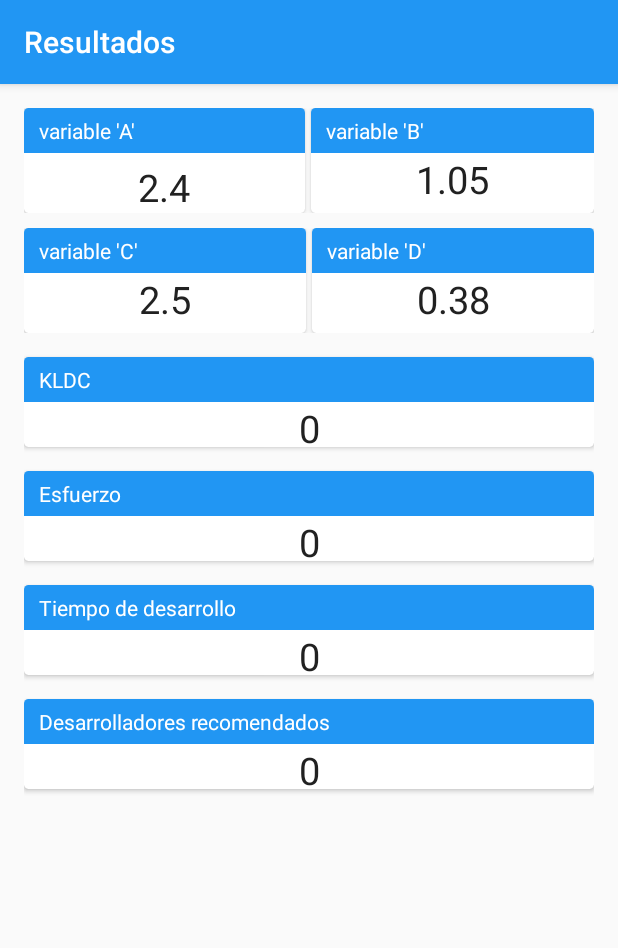
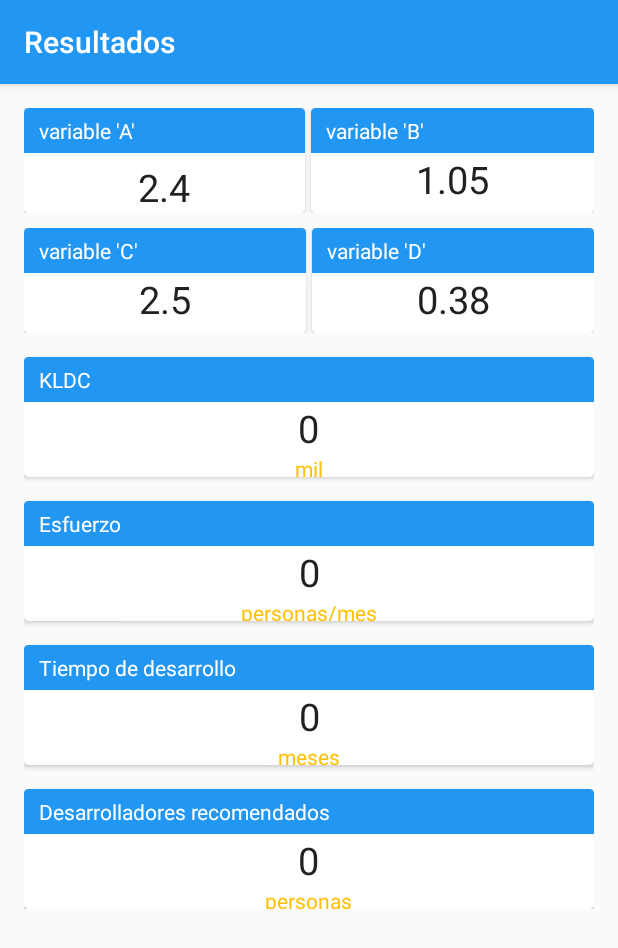
Before and after one commit to leonus96/Cocomo-Basico-ANDROID, an Android app: the Resultados screen opened directly, with no data from a screen before it, on a phone screen of 412 x 824 dp. Shown: the top 948 px of the screen. Run offline under Robolectric (Android 15) with nearby library versions, the phone set to English and light mode, and no system bars; 2 statements that could not run were skipped.

Commit message:
Version 1.0.1 terminada, mejoras en los resultados y el bug

```diff
--- a/app/build.gradle
+++ b/app/build.gradle
@@ -7,8 +7,8 @@ android {
         applicationId "com.leonus96.joseph.cocomobasico"
         minSdkVersion 19
         targetSdkVersion 25
-        versionCode 1
-        versionName "1.0"
+        versionCode 2
+        versionName "1.0.1"
         testInstrumentationRunner "android.support.test.runner.AndroidJUnitRunner"
     }
     buildTypes {
--- a/app/src/main/res/layout/content_resultados.xml
+++ b/app/src/main/res/layout/content_resultados.xml
@@ -1,25 +1,30 @@
 <?xml version="1.0" encoding="utf-8"?>
-<LinearLayout xmlns:android="http://schemas.android.com/apk/res/android"
+<ScrollView xmlns:android="http://schemas.android.com/apk/res/android"
     xmlns:app="http://schemas.android.com/apk/res-auto"
     xmlns:tools="http://schemas.android.com/tools"
     android:id="@+id/content_resultados"
+    android:layout_width="match_parent"
+    android:layout_height="match_parent"
+    app:layout_behavior="@string/appbar_scrolling_view_behavior"
+    tools:context="com.leonus96.joseph.cocomobasico.Resultados"
+    tools:showIn="@layout/activity_resultados">
+
+    <LinearLayout
         android:layout_width="match_parent"
         android:layout_height="match_parent"
         android:orientation="vertical"
         android:paddingBottom="@dimen/activity_vertical_margin"
         android:paddingLeft="@dimen/activity_horizontal_margin"
         android:paddingRight="@dimen/activity_horizontal_margin"
-    android:paddingTop="@dimen/activity_vertical_margin"
-    app:layout_behavior="@string/appbar_scrolling_view_behavior"
-    tools:context="com.leonus96.joseph.cocomobasico.Resultados"
-    tools:showIn="@layout/activity_resultados">
+        android:paddingTop="@dimen/activity_vertical_margin">
+
 
         <LinearLayout
             android:layout_width="match_parent"
             android:layout_height="wrap_content"
+            android:layout_marginBottom="10dp"
             android:orientation="horizontal"
-        android:weightSum="2"
-        android:layout_marginBottom="10dp">
+            android:weightSum="2">
 
             <android.support.v7.widget.CardView
                 android:layout_width="wrap_content"
@@ -208,7 +213,7 @@
 
         <android.support.v7.widget.CardView
             android:layout_width="match_parent"
-        android:layout_height="60dp"
+            android:layout_height="80dp"
             android:layout_gravity="center"
             android:layout_marginTop="16dp"
             android:elevation="5dp"
@@ -235,14 +240,30 @@
 
                 </LinearLayout>
 
-            <TextView
-                android:id="@+id/kldc"
+                <LinearLayout
                     android:layout_width="match_parent"
                     android:layout_height="wrap_content"
                     android:gravity="center"
-                android:text=""
+                    android:orientation="vertical">
+
+                    <TextView
+                        android:id="@+id/kldc"
+                        android:layout_width="wrap_content"
+                        android:layout_height="wrap_content"
+                        android:text="4550"
                         android:textColor="@color/colorPrimaryText"
                         android:textSize="25sp" />
+
+                    <TextView
+                        android:layout_width="wrap_content"
+                        android:layout_height="wrap_content"
+                        android:layout_weight="1"
+                        android:text="mil"
+                        android:textColor="@color/colorAccent" />
+
+                </LinearLayout>
+
+
             </LinearLayout>
 
 
@@ -250,7 +271,7 @@
 
         <android.support.v7.widget.CardView
             android:layout_width="match_parent"
-        android:layout_height="60dp"
+            android:layout_height="80dp"
             android:layout_gravity="center"
             android:layout_marginTop="16dp"
             android:elevation="5dp"
@@ -277,6 +298,13 @@
 
                 </LinearLayout>
 
+
+                <LinearLayout
+                    android:layout_width="wrap_content"
+                    android:layout_height="wrap_content"
+                    android:layout_gravity="center"
+                    android:orientation="vertical">
+
                     <TextView
                         android:id="@+id/effort"
                         android:layout_width="match_parent"
@@ -285,6 +313,14 @@
                         android:text=""
                         android:textColor="@color/colorPrimaryText"
                         android:textSize="25sp" />
+
+                    <TextView
+                        android:layout_width="wrap_content"
+                        android:layout_height="wrap_content"
+                        android:text="personas/mes"
+                        android:textColor="@color/colorAccent" />
+
+                </LinearLayout>
             </LinearLayout>
 
 
@@ -293,7 +329,7 @@
 
         <android.support.v7.widget.CardView
             android:layout_width="match_parent"
-        android:layout_height="60dp"
+            android:layout_height="80dp"
             android:layout_gravity="center"
             android:layout_marginTop="16dp"
             android:elevation="5dp"
@@ -320,6 +356,13 @@
 
                 </LinearLayout>
 
+
+                <LinearLayout
+                    android:layout_width="wrap_content"
+                    android:layout_height="wrap_content"
+                    android:layout_gravity="center"
+                    android:orientation="vertical">
+
                     <TextView
                         android:id="@+id/time"
                         android:layout_width="match_parent"
@@ -328,6 +371,14 @@
                         android:text=""
                         android:textColor="@color/colorPrimaryText"
                         android:textSize="25sp" />
+
+                    <TextView
+                        android:layout_width="wrap_content"
+                        android:layout_height="wrap_content"
+                        android:text="meses"
+                        android:textColor="@color/colorAccent" />
+
+                </LinearLayout>
             </LinearLayout>
 
 
@@ -335,7 +386,7 @@
 
         <android.support.v7.widget.CardView
             android:layout_width="match_parent"
-        android:layout_height="60dp"
+            android:layout_height="80dp"
             android:layout_gravity="center"
             android:layout_marginTop="16dp"
             android:elevation="5dp"
@@ -362,6 +413,12 @@
 
                 </LinearLayout>
 
+                <LinearLayout
+                    android:layout_width="wrap_content"
+                    android:layout_height="wrap_content"
+                    android:layout_gravity="center"
+                    android:orientation="vertical">
+
                     <TextView
                         android:id="@+id/dev"
                         android:layout_width="match_parent"
@@ -370,6 +427,16 @@
                         android:text=""
                         android:textColor="@color/colorPrimaryText"
                         android:textSize="25sp" />
+
+                    <TextView
+                        android:layout_width="wrap_content"
+                        android:layout_height="wrap_content"
+                        android:text="personas"
+                        android:textColor="@color/colorAccent" />
+
+                </LinearLayout>
+
+
             </LinearLayout>
 
 
@@ -377,3 +444,4 @@
 
 
     </LinearLayout>
+</ScrollView>
--- a/build.gradle
+++ b/build.gradle
@@ -5,7 +5,7 @@ buildscript {
         jcenter()
     }
     dependencies {
-        classpath 'com.android.tools.build:gradle:2.2.2'
+        classpath 'com.android.tools.build:gradle:2.2.3'
 
         // NOTE: Do not place your application dependencies here; they belong
         // in the individual module build.gradle files
```
Lines whose indentation alone changed are shown as unchanged.
